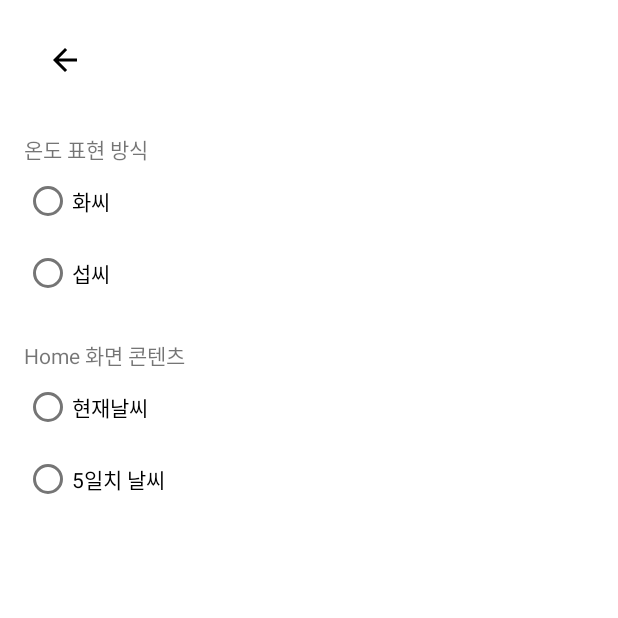
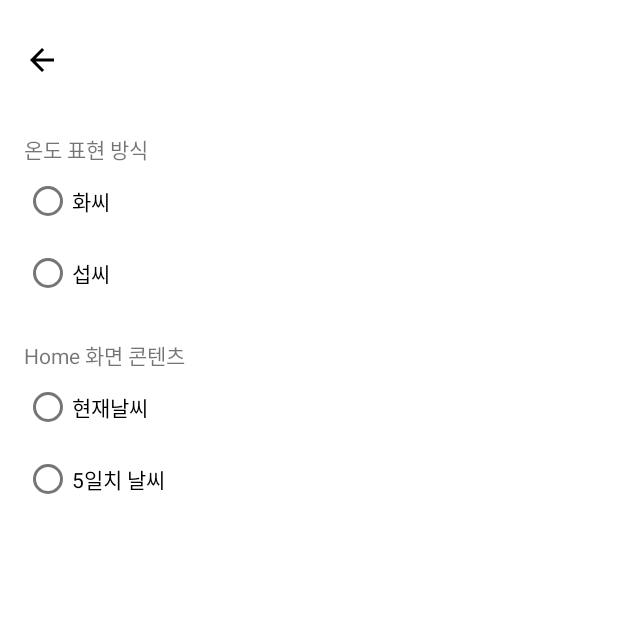
Before and after one commit to SW-Maestro-OSS/soma-weather-viewer-android, an Android app: the SettingFragment screen opened through its navigation route, on a phone screen of 412 x 824 dp, the top half of it. Run offline under Robolectric (Android 15) with nearby library versions, the phone set to English and light mode, and no system bars; our stand-ins replace Dagger/Hilt's generated code, data binding; pictures from the network do not load; 13 statements that could not run were skipped.

Commit message:
Modify layout_custom_action_bar layout

```diff
--- a/common-ui/src/main/res/layout/layout_custom_action_bar.xml
+++ b/common-ui/src/main/res/layout/layout_custom_action_bar.xml
@@ -14,8 +14,6 @@
             android:layout_width="wrap_content"
             android:layout_height="wrap_content"
             android:scaleType="fitXY"
-            android:paddingLeft="@dimen/margin_custom_action_bar"
-            android:paddingRight="@dimen/margin_custom_action_bar"
             android:src="@drawable/ic_baseline_arrow_back_24"
             android:background="?android:attr/selectableItemBackgroundBorderless"
             app:onBackPressed="@{true}"
```
